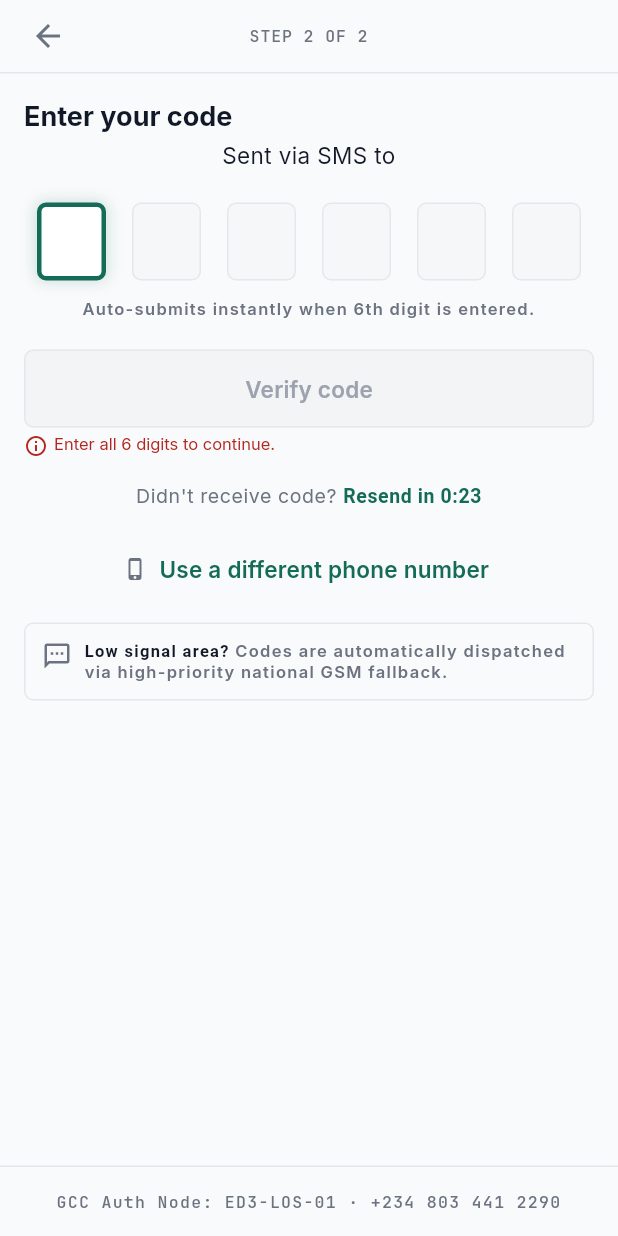
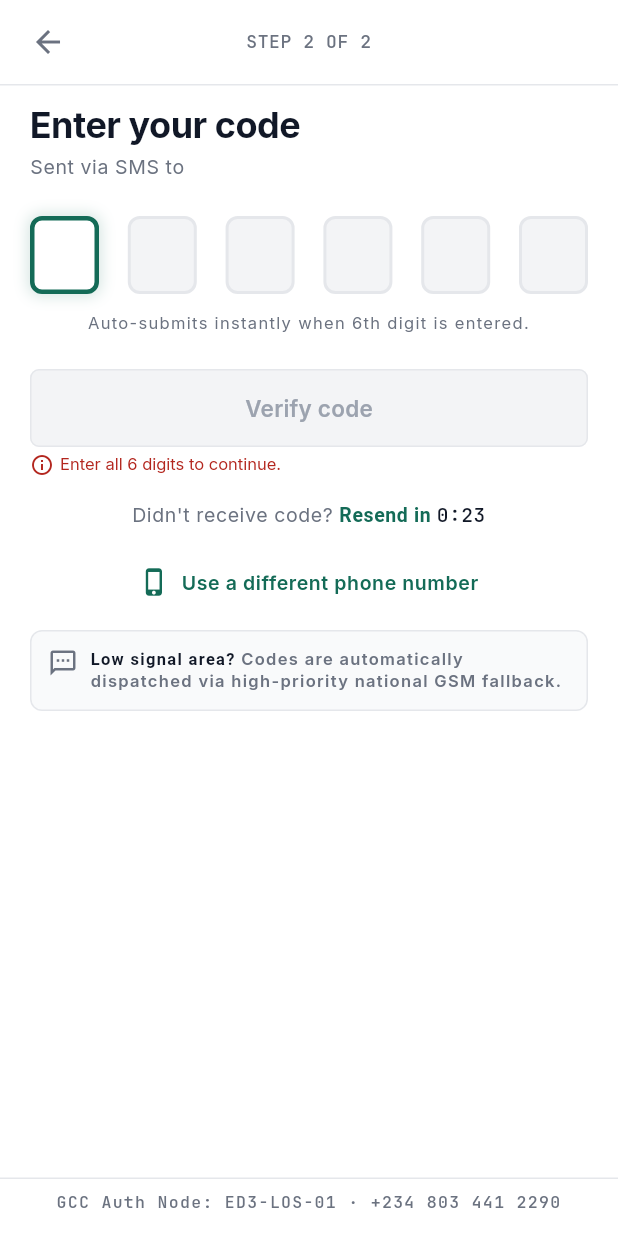
Before and after one commit to devpsys/gcc-app, a Flutter app: the AgentOtpPage screen opened by its route, on a phone screen of 412 x 824 dp. Run offline on Flutter 3.47's test engine with Material 3 defaults, Android fonts, the phone set to English and light mode, and no system bars; our stand-ins replace dio, equatable, flutter_bloc, flutter_secure_storage, get_it, go_router and 3 more; accounts and stored records are empty.

Commit message:
feat: align OTP verify with MOB-AUTH-UNIFIED Frame 02 so title, SMS line, cells, and resend match the suite

```diff
--- a/lib/core/theme/app_dimensions.dart
+++ b/lib/core/theme/app_dimensions.dart
@@ -5,9 +5,11 @@ abstract final class AppDimensions {
   static const double inputHeight = 52;
   /// Floating-label ID field on MOB-AUTH-UNIFIED (56px).
   static const double authInputHeight = 56;
-  /// OTP digit cell width/height (46 × 52).
+  /// OTP digit cell width/height (46 × 52), digit type 22, empty/filled border 2.
   static const double otpCellWidth = 46;
   static const double otpCellHeight = 52;
+  static const double otpDigitSize = 22;
+  static const double otpBoxBorderWidth = 2;
   static const double topBarHeight = 56;
   static const double navigationRailWidth = 240;
   /// Fixed master list width for App B tablet two-pane (MOB-VND tablet).
--- a/lib/features/auth/presentation/pages/agent_otp_page.dart
+++ b/lib/features/auth/presentation/pages/agent_otp_page.dart
@@ -84,6 +84,7 @@ class _AgentOtpPageState extends State<AgentOtpPage> {
               '0:${_secondsLeft.toString().padLeft(2, '0')}';
 
           return Scaffold(
+            backgroundColor: scheme.surface,
             body: SafeArea(
               child: Align(
                 alignment: Alignment.topCenter,
@@ -94,6 +95,7 @@ class _AgentOtpPageState extends State<AgentOtpPage> {
                       Padding(
                         padding: const EdgeInsets.symmetric(
                           horizontal: AppSpacing.xs,
+                          vertical: AppSpacing.xxs,
                         ),
                         child: Row(
                           children: [
@@ -115,11 +117,11 @@ class _AgentOtpPageState extends State<AgentOtpPage> {
                                 l10n.authOtpStepLabel.toUpperCase(),
                                 textAlign: TextAlign.center,
                                 style: AppTextStyles.mono(
-                                  Theme.of(context).textTheme.labelSmall!
+                                  Theme.of(context).textTheme.labelMedium!
                                       .copyWith(
                                         color: scheme.onSurfaceVariant,
                                         fontWeight: FontWeight.w700,
-                                        letterSpacing: 0.6,
+                                        letterSpacing: 0.4,
                                       ),
                                 ),
                               ),
@@ -131,19 +133,31 @@ class _AgentOtpPageState extends State<AgentOtpPage> {
                       const Divider(height: 1),
                       Expanded(
                         child: ListView(
-                          padding: const EdgeInsets.all(AppSpacing.md),
+                          padding: const EdgeInsets.fromLTRB(
+                            AppSpacing.lg,
+                            AppSpacing.sm,
+                            AppSpacing.lg,
+                            AppSpacing.md,
+                          ),
                           children: [
                             Text(
                               l10n.authEnterCodeTitle,
-                              style: Theme.of(context).textTheme.headlineSmall
-                                  ?.copyWith(fontWeight: FontWeight.w700),
+                              style: Theme.of(context)
+                                  .textTheme
+                                  .headlineMedium
+                                  ?.copyWith(
+                                    fontSize: 24,
+                                    height: 1.2,
+                                    fontWeight: FontWeight.w700,
+                                    color: scheme.onSurface,
+                                  ),
                             ),
                             const SizedBox(height: AppSpacing.xxs),
                             MaskedPhoneLine(
                               message: l10n.authCodeSentTo(state.maskedPhone),
                               phone: state.maskedPhone,
                             ),
-                            const SizedBox(height: AppSpacing.lg),
+                            const SizedBox(height: AppSpacing.xl),
                             OtpCodeField(
                               label: l10n.authOtpFieldLabel,
                               autofocus: true,
@@ -159,35 +173,42 @@ class _AgentOtpPageState extends State<AgentOtpPage> {
                               l10n.authOtpAutoSubmitHint,
                               textAlign: TextAlign.center,
                               style: Theme.of(context).textTheme.labelSmall
-                                  ?.copyWith(color: scheme.onSurfaceVariant),
+                                  ?.copyWith(
+                                    color: scheme.onSurfaceVariant,
+                                    fontWeight: FontWeight.w400,
+                                  ),
                             ),
-                            const SizedBox(height: AppSpacing.lg),
+                            const SizedBox(height: AppSpacing.xl),
                             AppPrimaryButton(
                               label: l10n.authVerify,
                               busy: busy,
                               onPressed: complete && !busy
                                   ? cubit.verify
                                   : null,
-                              disabledReason: l10n.authOtpIncompleteReason,
+                              disabledReason: complete
+                                  ? null
+                                  : l10n.authOtpIncompleteReason,
                             ),
                             const SizedBox(height: AppSpacing.md),
                             Text.rich(
                               TextSpan(
                                 style: Theme.of(context).textTheme.bodySmall
-                                    ?.copyWith(color: scheme.onSurfaceVariant),
+                                    ?.copyWith(
+                                      color: scheme.onSurfaceVariant,
+                                      fontWeight: FontWeight.w400,
+                                    ),
                                 children: [
                                   TextSpan(text: '${l10n.authDidntGetCode} '),
                                   if (_secondsLeft > 0)
-                                    TextSpan(
-                                      text: l10n.authResendIn(timerLabel),
-                                      style: TextStyle(
-                                        color: scheme.primary,
-                                        fontWeight: FontWeight.w600,
-                                      ),
+                                    ..._resendCountdownSpans(
+                                      context,
+                                      l10n.authResendIn(timerLabel),
+                                      timerLabel,
                                     )
                                   else
                                     WidgetSpan(
-                                      alignment: PlaceholderAlignment.baseline,
+                                      alignment:
+                                          PlaceholderAlignment.baseline,
                                       baseline: TextBaseline.alphabetic,
                                       child: TextButton(
                                         onPressed: busy
@@ -197,6 +218,7 @@ class _AgentOtpPageState extends State<AgentOtpPage> {
                                                 _startTimer();
                                               },
                                         style: TextButton.styleFrom(
+                                          foregroundColor: scheme.primary,
                                           visualDensity: VisualDensity.compact,
                                           padding: EdgeInsets.zero,
                                           minimumSize: Size.zero,
@@ -205,10 +227,13 @@ class _AgentOtpPageState extends State<AgentOtpPage> {
                                         ),
                                         child: Text(
                                           l10n.authResendCode,
-                                          style: TextStyle(
-                                            color: scheme.primary,
-                                            fontWeight: FontWeight.w700,
-                                          ),
+                                          style: Theme.of(context)
+                                              .textTheme
+                                              .bodySmall
+                                              ?.copyWith(
+                                                color: scheme.primary,
+                                                fontWeight: FontWeight.w700,
+                                              ),
                                         ),
                                       ),
                                     ),
@@ -230,12 +255,29 @@ class _AgentOtpPageState extends State<AgentOtpPage> {
                                           context.pop();
                                         }
                                       },
+                                style: TextButton.styleFrom(
+                                  foregroundColor: scheme.primary,
+                                  visualDensity: VisualDensity.compact,
+                                  padding: const EdgeInsets.symmetric(
+                                    horizontal: AppSpacing.md,
+                                    vertical: AppSpacing.xs,
+                                  ),
+                                ),
                                 icon: Icon(
                                   Icons.phone_iphone,
-                                  size: AppDimensions.iconSm,
-                                  color: scheme.onSurfaceVariant,
+                                  size: AppDimensions.iconMd,
+                                  color: scheme.primary,
                                 ),
-                                label: Text(l10n.authUseDifferentNumber),
+                                label: Text(
+                                  l10n.authUseDifferentNumber,
+                                  style: Theme.of(context)
+                                      .textTheme
+                                      .bodySmall
+                                      ?.copyWith(
+                                        color: scheme.primary,
+                                        fontWeight: FontWeight.w600,
+                                      ),
+                                ),
                               ),
                             ),
                             const SizedBox(height: AppSpacing.sm),
@@ -243,7 +285,7 @@ class _AgentOtpPageState extends State<AgentOtpPage> {
                               decoration: BoxDecoration(
                                 color: scheme.surfaceContainerLow,
                                 borderRadius: BorderRadius.circular(
-                                  AppRadii.button,
+                                  AppRadii.dialog,
                                 ),
                                 border: Border.all(color: colors.border),
                               ),
@@ -266,6 +308,7 @@ class _AgentOtpPageState extends State<AgentOtpPage> {
                                               .labelSmall
                                               ?.copyWith(
                                                 color: scheme.onSurfaceVariant,
+                                                height: 1.35,
                                               ),
                                           children: [
                                             TextSpan(
@@ -292,7 +335,12 @@ class _AgentOtpPageState extends State<AgentOtpPage> {
                       ),
                       const Divider(height: 1),
                       Padding(
-                        padding: const EdgeInsets.all(AppSpacing.md),
+                        padding: const EdgeInsets.fromLTRB(
+                          AppSpacing.lg,
+                          AppSpacing.xs,
+                          AppSpacing.lg,
+                          AppSpacing.md,
+                        ),
                         child: Text(
                           l10n.authNodeFooter(l10n.authSupportPhone),
                           textAlign: TextAlign.center,
@@ -313,6 +361,35 @@ class _AgentOtpPageState extends State<AgentOtpPage> {
       ),
     );
   }
+}
+
+List<InlineSpan> _resendCountdownSpans(
+  BuildContext context,
+  String resendIn,
+  String timerLabel,
+) {
+  final scheme = Theme.of(context).colorScheme;
+  final leadStyle = TextStyle(
+    color: scheme.primary,
+    fontWeight: FontWeight.w600,
+  );
+  final timerStyle = AppTextStyles.mono(
+    TextStyle(
+      color: scheme.onSurface,
+      fontWeight: FontWeight.w700,
+      fontSize: AppTextStyles.bodySmallSize,
+      height: AppTextStyles.bodySmallLineHeight / AppTextStyles.bodySmallSize,
+    ),
+  );
+  final index = resendIn.indexOf(timerLabel);
+  if (index < 0) {
+    return [TextSpan(text: resendIn, style: leadStyle)];
+  }
+  return [
+    TextSpan(text: resendIn.substring(0, index), style: leadStyle),
+    TextSpan(text: timerLabel, style: timerStyle),
+    TextSpan(text: resendIn.substring(index + timerLabel.length), style: leadStyle),
+  ];
 }
 
 Future<void> _continueAfterVerification(
--- a/lib/features/auth/presentation/widgets/masked_phone_line.dart
+++ b/lib/features/auth/presentation/widgets/masked_phone_line.dart
@@ -1,22 +1,29 @@
 import 'package:flutter/material.dart';
 import 'package:gcc_app/core/theme/app_text_styles.dart';
 
+/// “Sent via SMS to {mono phone}” — Frame 02 left-aligned body + mono bold phone.
 class MaskedPhoneLine extends StatelessWidget {
   const MaskedPhoneLine({
     required this.message,
     required this.phone,
+    this.textAlign = TextAlign.start,
     super.key,
   });
 
   final String message;
   final String phone;
+  final TextAlign textAlign;
 
   @override
   Widget build(BuildContext context) {
-    final style = DefaultTextStyle.of(context).style;
+    final scheme = Theme.of(context).colorScheme;
+    final style = Theme.of(context).textTheme.bodySmall?.copyWith(
+      color: scheme.onSurfaceVariant,
+      fontWeight: FontWeight.w400,
+    );
     final index = message.indexOf(phone);
     if (index < 0) {
-      return Text(message, textAlign: TextAlign.center, style: style);
+      return Text(message, textAlign: textAlign, style: style);
     }
     return Text.rich(
       TextSpan(
@@ -26,13 +33,16 @@ class MaskedPhoneLine extends StatelessWidget {
           TextSpan(
             text: phone,
             style: AppTextStyles.mono(
-              style.copyWith(fontWeight: FontWeight.w600),
+              style!.copyWith(
+                color: scheme.onSurface,
+                fontWeight: FontWeight.w700,
+              ),
             ),
           ),
           TextSpan(text: message.substring(index + phone.length)),
         ],
       ),
-      textAlign: TextAlign.center,
+      textAlign: textAlign,
     );
   }
 }
--- a/lib/features/auth/presentation/widgets/otp_code_box.dart
+++ b/lib/features/auth/presentation/widgets/otp_code_box.dart
@@ -26,25 +26,25 @@ class OtpCodeBox extends StatelessWidget {
     if (hasError) {
       background = scheme.errorContainer;
       border = scheme.error;
-      borderWidth = AppDimensions.focusBorderWidth;
+      borderWidth = AppDimensions.otpBoxBorderWidth;
     } else if (focused) {
       background = scheme.surface;
       border = scheme.primary;
       borderWidth = AppDimensions.accentBorderWidth;
     } else if (filled) {
-      background = scheme.secondaryContainer.withValues(alpha: 0.55);
+      background = scheme.secondaryContainer;
       border = scheme.primary;
-      borderWidth = AppDimensions.emphasisBorderWidth;
+      borderWidth = AppDimensions.otpBoxBorderWidth;
     } else {
-      background = scheme.surfaceContainerHighest.withValues(alpha: 0.55);
+      background = scheme.surfaceContainerHighest;
       border = scheme.outlineVariant;
-      borderWidth = AppDimensions.borderWidth;
+      borderWidth = AppDimensions.otpBoxBorderWidth;
     }
     return ExcludeSemantics(
       child: DecoratedBox(
         decoration: BoxDecoration(
           color: background,
-          borderRadius: BorderRadius.circular(AppRadii.button),
+          borderRadius: BorderRadius.circular(AppRadii.dialog),
           border: Border.all(color: border, width: borderWidth),
           boxShadow: focused
               ? [
@@ -62,12 +62,15 @@ class OtpCodeBox extends StatelessWidget {
           child: Center(
             child: Text(
               digit,
+              textAlign: TextAlign.center,
               style: AppTextStyles.mono(
-                Theme.of(context).textTheme.titleLarge!.copyWith(
+                TextStyle(
+                  fontSize: AppDimensions.otpDigitSize,
+                  height: 1,
+                  fontWeight: FontWeight.w700,
                   color: filled || focused
                       ? scheme.primary
                       : scheme.onSurfaceVariant,
-                  fontWeight: FontWeight.w700,
                 ),
               ),
             ),
--- a/lib/features/auth/presentation/widgets/otp_code_field.dart
+++ b/lib/features/auth/presentation/widgets/otp_code_field.dart
@@ -66,7 +66,7 @@ class _OtpCodeFieldState extends State<OtpCodeField> {
                 mainAxisAlignment: MainAxisAlignment.spaceBetween,
                 children: [
                   for (var i = 0; i < OtpCodeField.length; i++)
-                    Flexible(child: Center(child: _box(value, error, i))),
+                    _box(value, error, i),
                 ],
               ),
               Positioned.fill(
```
